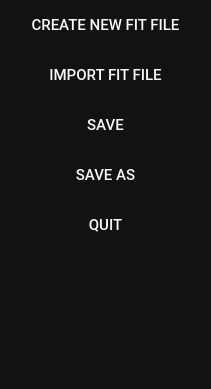
Old version of the form resources/ui_menu.ui in the repository scqubits/qfit.
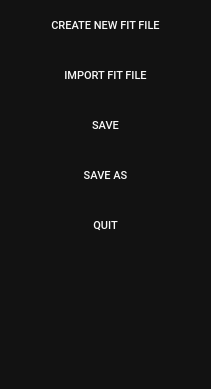
New version of the form.

Patch:
```diff
--- a/resources/ui_menu.ui
+++ b/resources/ui_menu.ui
@@ -22,7 +22,8 @@
 }
 
 QPushButton {	
-	font: 57 11pt &quot;Roboto Medium&quot;;
+	font-family: &quot;Roboto Medium&quot;;
+	font-size: 11px;
 	color: rgb(249, 249, 249);
 	background-color: rgb(18, 18, 18);
 	border: none;
@@ -80,9 +81,8 @@
      <property name="font">
       <font>
        <family>Roboto Medium</family>
-       <pointsize>11</pointsize>
-       <italic>false</italic>
-       <fontweight></fontweight>
+       <pointsize>-1</pointsize>
+       <fontweight>Light</fontweight>
       </font>
      </property>
      <property name="text">
@@ -113,9 +113,9 @@
      <property name="font">
       <font>
        <family>Roboto Medium</family>
-       <pointsize>11</pointsize>
+       <pointsize>-1</pointsize>
        <italic>false</italic>
-       <fontweight></fontweight>
+       <fontweight>Light</fontweight>
       </font>
      </property>
      <property name="text">
@@ -146,9 +146,8 @@
      <property name="font">
       <font>
        <family>Roboto Medium</family>
-       <pointsize>11</pointsize>
-       <italic>false</italic>
-       <fontweight></fontweight>
+       <pointsize>-1</pointsize>
+       <fontweight>Light</fontweight>
       </font>
      </property>
      <property name="text">
@@ -179,9 +178,8 @@
      <property name="font">
       <font>
        <family>Roboto Medium</family>
-       <pointsize>11</pointsize>
-       <italic>false</italic>
-       <fontweight></fontweight>
+       <pointsize>-1</pointsize>
+       <fontweight>Light</fontweight>
       </font>
      </property>
      <property name="text">
@@ -212,9 +210,8 @@
      <property name="font">
       <font>
        <family>Roboto Medium</family>
-       <pointsize>11</pointsize>
-       <italic>false</italic>
-       <fontweight></fontweight>
+       <pointsize>-1</pointsize>
+       <fontweight>Light</fontweight>
       </font>
      </property>
      <property name="text">
```
